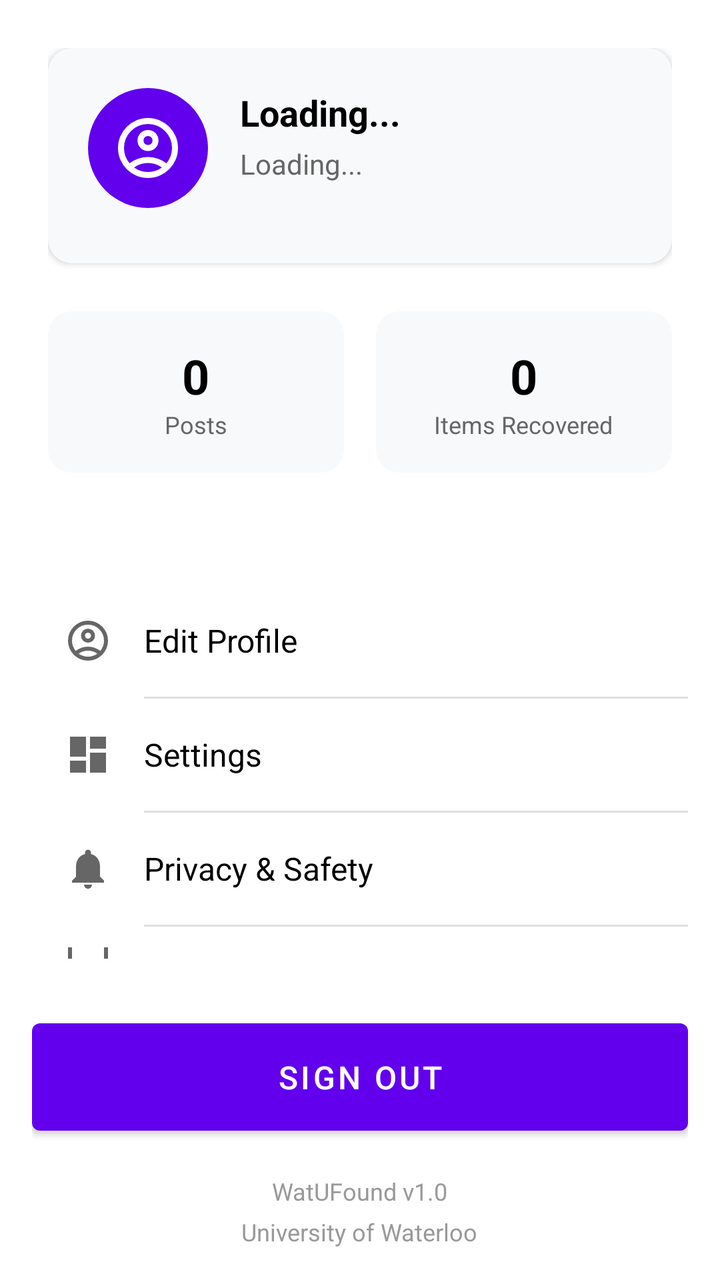
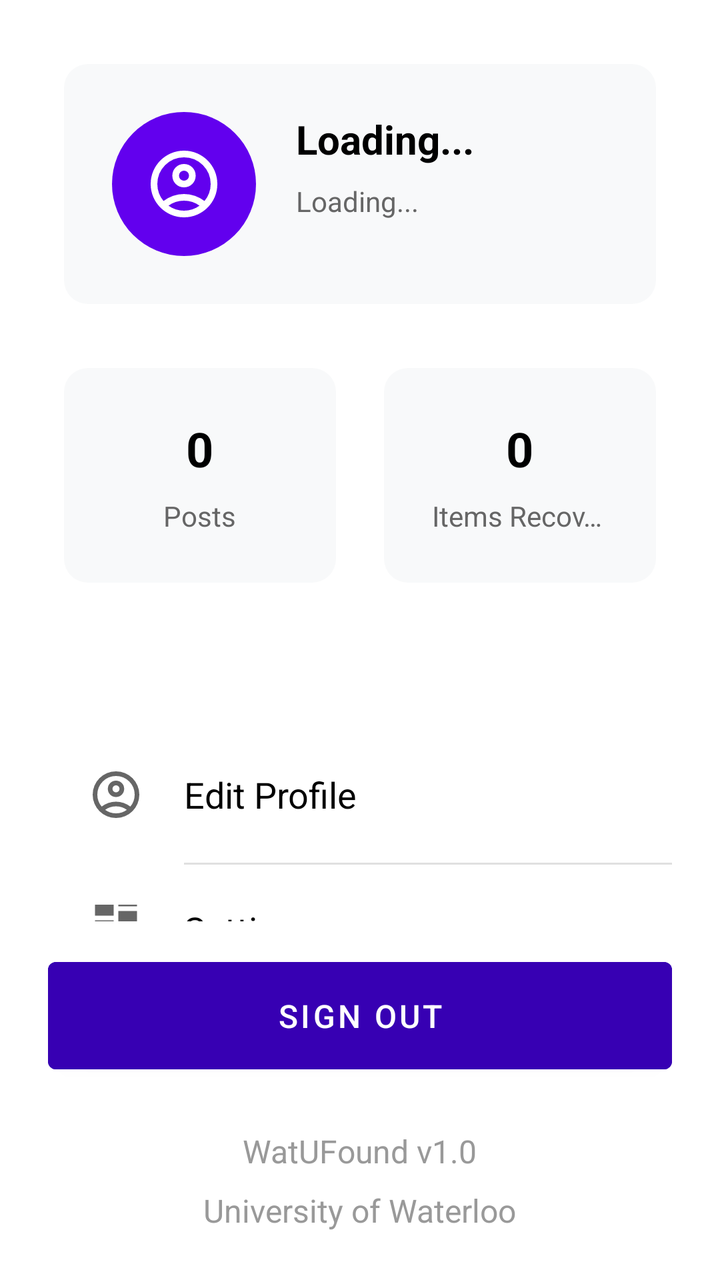

Before-and-after screenshots of an Android layout around one commit, followed by the original layout XML and the change that was made.
<!-- AndroidManifest.xml: application theme Theme.WatUFound -->
<!-- res/layout/fragment_profile.xml -->
<?xml version="1.0" encoding="utf-8"?>
<LinearLayout xmlns:android="http://schemas.android.com/apk/res/android"
    xmlns:app="http://schemas.android.com/apk/res-auto"
    android:layout_width="match_parent"
    android:layout_height="match_parent"
    android:background="#FFFFFF"
    android:orientation="vertical">

    
    <LinearLayout
        android:layout_width="match_parent"
        android:layout_height="wrap_content"
        android:background="#FFFFFF"
        android:gravity="center_horizontal"
        android:orientation="vertical"
        android:padding="24dp">

        
        <LinearLayout
            android:layout_width="match_parent"
            android:layout_height="wrap_content"
            android:background="@drawable/rounded_card_background"
            android:elevation="2dp"
            android:orientation="horizontal"
            android:padding="20dp"
            android:layout_marginBottom="24dp">

            
            <ImageView
                android:layout_width="60dp"
                android:layout_height="60dp"
                android:layout_marginEnd="16dp"
                android:background="@drawable/profile_picture_background"
                android:src="@drawable/ic_person_black_24dp"
                android:padding="12dp"
                app:tint="#FFFFFF" />

            
            <LinearLayout
                android:layout_width="0dp"
                android:layout_height="wrap_content"
                android:layout_weight="1"
                android:orientation="vertical">

                <TextView
                    android:id="@+id/userNameText"
                    android:layout_width="wrap_content"
                    android:layout_height="wrap_content"
                    android:layout_marginBottom="4dp"
                    android:text="Loading..."
                    android:textColor="#000000"
                    android:textSize="18sp"
                    android:textStyle="bold" />

                <TextView
                    android:id="@+id/userEmailText"
                    android:layout_width="wrap_content"
                    android:layout_height="wrap_content"
                    android:layout_marginBottom="4dp"
                    android:text="Loading..."
                    android:textColor="#666666"
                    android:textSize="14sp" />

                <TextView
                    android:layout_width="wrap_content"
                    android:layout_height="wrap_content"
                    android:textColor="#999999"
                    android:textSize="12sp" />

            </LinearLayout>

        </LinearLayout>

        
        <LinearLayout
            android:layout_width="match_parent"
            android:layout_height="wrap_content"
            android:orientation="horizontal"
            android:layout_marginBottom="32dp">

            
            <LinearLayout
                android:layout_width="0dp"
                android:layout_height="wrap_content"
                android:layout_weight="1"
                android:background="@drawable/rounded_card_background"
                android:gravity="center"
                android:orientation="vertical"
                android:padding="16dp"
                android:layout_marginEnd="8dp">

                <TextView
                    android:id="@+id/postsCountText"
                    android:layout_width="wrap_content"
                    android:layout_height="wrap_content"
                    android:text="0"
                    android:textColor="#000000"
                    android:textSize="24sp"
                    android:textStyle="bold" />

                <TextView
                    android:layout_width="wrap_content"
                    android:layout_height="wrap_content"
                    android:text="Posts"
                    android:textColor="#666666"
                    android:textSize="12sp" />

            </LinearLayout>

            
            <LinearLayout
                android:layout_width="0dp"
                android:layout_height="wrap_content"
                android:layout_weight="1"
                android:background="@drawable/rounded_card_background"
                android:gravity="center"
                android:orientation="vertical"
                android:padding="16dp"
                android:layout_marginStart="8dp">

                <TextView
                    android:id="@+id/itemsReturnedText"
                    android:layout_width="wrap_content"
                    android:layout_height="wrap_content"
                    android:text="0"
                    android:textColor="#000000"
                    android:textSize="24sp"
                    android:textStyle="bold" />

                <TextView
                    android:layout_width="wrap_content"
                    android:layout_height="wrap_content"
                    android:text="Items Recovered"
                    android:textColor="#666666"
                    android:textSize="12sp" />

            </LinearLayout>

        </LinearLayout>

        <ProgressBar
            android:id="@+id/loadingIndicator"
            android:layout_width="wrap_content"
            android:layout_height="wrap_content"
            android:visibility="gone" />

    </LinearLayout>

    
    <LinearLayout
        android:layout_width="match_parent"
        android:layout_height="0dp"
        android:layout_weight="1"
        android:orientation="vertical"
        android:paddingHorizontal="16dp">

        
        <LinearLayout
            android:id="@+id/editProfileOption"
            android:layout_width="match_parent"
            android:layout_height="wrap_content"
            android:background="?android:attr/selectableItemBackground"
            android:clickable="true"
            android:focusable="true"
            android:gravity="center_vertical"
            android:orientation="horizontal"
            android:padding="16dp">

            <ImageView
                android:layout_width="24dp"
                android:layout_height="24dp"
                android:layout_marginEnd="16dp"
                android:src="@drawable/ic_person_black_24dp"
                app:tint="#666666" />

            <TextView
                android:layout_width="0dp"
                android:layout_height="wrap_content"
                android:layout_weight="1"
                android:text="Edit Profile"
                android:textColor="#000000"
                android:textSize="16sp" />

        </LinearLayout>

        <View
            android:layout_width="match_parent"
            android:layout_height="1dp"
            android:layout_marginStart="56dp"
            android:background="#E0E0E0" />

        
        <LinearLayout
            android:layout_width="match_parent"
            android:layout_height="wrap_content"
            android:background="?android:attr/selectableItemBackground"
            android:clickable="true"
            android:focusable="true"
            android:gravity="center_vertical"
            android:orientation="horizontal"
            android:padding="16dp">

            <ImageView
                android:layout_width="24dp"
                android:layout_height="24dp"
                android:layout_marginEnd="16dp"
                android:src="@drawable/ic_dashboard_black_24dp"
                app:tint="#666666" />

            <TextView
                android:layout_width="0dp"
                android:layout_height="wrap_content"
                android:layout_weight="1"
                android:text="Settings"
                android:textColor="#000000"
                android:textSize="16sp" />

        </LinearLayout>

        <View
            android:layout_width="match_parent"
            android:layout_height="1dp"
            android:layout_marginStart="56dp"
            android:background="#E0E0E0" />

        
        <LinearLayout
            android:layout_width="match_parent"
            android:layout_height="wrap_content"
            android:background="?android:attr/selectableItemBackground"
            android:clickable="true"
            android:focusable="true"
            android:gravity="center_vertical"
            android:orientation="horizontal"
            android:padding="16dp">

            <ImageView
                android:layout_width="24dp"
                android:layout_height="24dp"
                android:layout_marginEnd="16dp"
                android:src="@drawable/ic_notifications_black_24dp"
                app:tint="#666666" />

            <TextView
                android:layout_width="0dp"
                android:layout_height="wrap_content"
                android:layout_weight="1"
                android:text="Privacy &amp; Safety"
                android:textColor="#000000"
                android:textSize="16sp" />

        </LinearLayout>

        <View
            android:layout_width="match_parent"
            android:layout_height="1dp"
            android:layout_marginStart="56dp"
            android:background="#E0E0E0" />

        
        <LinearLayout
            android:layout_width="match_parent"
            android:layout_height="wrap_content"
            android:background="?android:attr/selectableItemBackground"
            android:clickable="true"
            android:focusable="true"
            android:gravity="center_vertical"
            android:orientation="horizontal"
            android:padding="16dp">

            <ImageView
                android:layout_width="24dp"
                android:layout_height="24dp"
                android:layout_marginEnd="16dp"
                android:src="@drawable/ic_message_black_24dp"
                app:tint="#666666" />

            <TextView
                android:layout_width="0dp"
                android:layout_height="wrap_content"
                android:layout_weight="1"
                android:text="Help &amp; Support"
                android:textColor="#000000"
                android:textSize="16sp" />

        </LinearLayout>

        <View
            android:layout_width="match_parent"
            android:layout_height="1dp"
            android:layout_marginStart="56dp"
            android:background="#E0E0E0" />

    </LinearLayout>

    
    <LinearLayout
        android:layout_width="match_parent"
        android:layout_height="wrap_content"
        android:orientation="vertical"
        android:padding="16dp">

        <Button
            android:id="@+id/signOutButton"
            android:layout_width="match_parent"
            android:layout_height="wrap_content"
            android:layout_marginBottom="16dp"
            android:padding="16dp"
            android:text="SIGN OUT"
            android:textColor="#FFFFFF"
            android:textSize="16sp" />


        
        <LinearLayout
            android:layout_width="match_parent"
            android:layout_height="wrap_content"
            android:gravity="center"
            android:orientation="vertical">

            <TextView
                android:layout_width="wrap_content"
                android:layout_height="wrap_content"
                android:layout_marginBottom="4dp"
                android:text="WatUFound v1.0"
                android:textColor="#999999"
                android:textSize="12sp" />

            <TextView
                android:layout_width="wrap_content"
                android:layout_height="wrap_content"
                android:text="University of Waterloo"
                android:textColor="#999999"
                android:textSize="12sp" />

        </LinearLayout>

    </LinearLayout>

</LinearLayout>
<!-- resources referenced by this layout -->
<resources>
  <!-- drawable ic_dashboard_black_24dp (drawable) -->
  <vector xmlns:android="http://schemas.android.com/apk/res/android"
      android:width="24dp"
      android:height="24dp"
      android:viewportWidth="24.0"
      android:viewportHeight="24.0">
      <path
          android:fillColor="#FF000000"
          android:pathData="M3,13h8L11,3L3,3v10zM3,21h8v-6L3,15v6zM13,21h8L21,11h-8v10zM13,3v6h8L21,3h-8z" />
  </vector>
  <!-- drawable ic_message_black_24dp (drawable) -->
  <vector xmlns:android="http://schemas.android.com/apk/res/android" android:height="24dp" android:tint="#000000" android:viewportHeight="960" android:viewportWidth="960" android:width="24dp">
        
      <path android:fillColor="@android:color/white" android:pathData="M80,880L80,160Q80,127 103.5,103.5Q127,80 160,80L800,80Q833,80 856.5,103.5Q880,127 880,160L880,640Q880,673 856.5,696.5Q833,720 800,720L240,720L80,880ZM206,640L800,640Q800,640 800,640Q800,640 800,640L800,160Q800,160 800,160Q800,160 800,160L160,160Q160,160 160,160Q160,160 160,160L160,685L206,640ZM160,640L160,640L160,160Q160,160 160,160Q160,160 160,160L160,160Q160,160 160,160Q160,160 160,160L160,640Q160,640 160,640Q160,640 160,640Z"/>
      
  </vector>
  <!-- drawable ic_notifications_black_24dp (drawable) -->
  <vector xmlns:android="http://schemas.android.com/apk/res/android"
      android:width="24dp"
      android:height="24dp"
      android:viewportWidth="24.0"
      android:viewportHeight="24.0">
      <path
          android:fillColor="#FF000000"
          android:pathData="M12,22c1.1,0 2,-0.9 2,-2h-4c0,1.1 0.89,2 2,2zM18,16v-5c0,-3.07 -1.64,-5.64 -4.5,-6.32L13.5,4c0,-0.83 -0.67,-1.5 -1.5,-1.5s-1.5,0.67 -1.5,1.5v0.68C7.63,5.36 6,7.92 6,11v5l-2,2v1h16v-1l-2,-2z" />
  </vector>
  <!-- drawable profile_picture_background (drawable) -->
  <?xml version="1.0" encoding="utf-8"?>
  <shape xmlns:android="http://schemas.android.com/apk/res/android"
      android:shape="oval">
      <solid android:color="#6200EE" />
  </shape>
  <!-- drawable rounded_card_background (drawable) -->
  <?xml version="1.0" encoding="utf-8"?>
  <shape xmlns:android="http://schemas.android.com/apk/res/android"
      android:shape="rectangle">
      <solid android:color="#F8F9FA" />
      <corners android:radius="12dp" />
  </shape>
  <style name="Theme.WatUFound" parent="Theme.MaterialComponents.DayNight.NoActionBar">
          
          <item name="colorPrimary">@color/purple_500</item>
          <item name="colorPrimaryVariant">@color/purple_700</item>
          <item name="colorOnPrimary">@color/white</item>
          
          <item name="colorSecondary">@color/teal_200</item>
          <item name="colorSecondaryVariant">@color/teal_700</item>
          <item name="colorOnSecondary">@color/black</item>
          
          <item name="android:statusBarColor">?attr/colorPrimaryVariant</item>
          
      </style>
  <color name="purple_500">#FF6200EE</color>
  <color name="purple_700">#FF3700B3</color>
  <color name="white">#FFFFFFFF</color>
  <color name="teal_200">#FF03DAC5</color>
  <color name="teal_700">#FF018786</color>
  <color name="black">#FF000000</color>
  <!-- unchanged entries left out for length: 1 -->
</resources>

<!-- the commit's change to res/layout/fragment_profile.xml (unified diff, before → after) -->
@@ -13,59 +13,54 @@
         android:background="#FFFFFF"
         android:gravity="center_horizontal"
         android:orientation="vertical"
-        android:padding="24dp">
+        android:padding="32dp">
 
         
         <LinearLayout
             android:layout_width="match_parent"
             android:layout_height="wrap_content"
             android:background="@drawable/rounded_card_background"
-            android:elevation="2dp"
-            android:orientation="horizontal"
-            android:padding="20dp"
-            android:layout_marginBottom="24dp">
+            android:orientation="horizontal"
+            android:padding="24dp"
+            android:layout_marginBottom="32dp">
 
             
             <ImageView
-                android:layout_width="60dp"
-                android:layout_height="60dp"
-                android:layout_marginEnd="16dp"
+                android:layout_width="72dp"
+                android:layout_height="72dp"
+                android:layout_marginEnd="20dp"
                 android:background="@drawable/profile_picture_background"
                 android:src="@drawable/ic_person_black_24dp"
-                android:padding="12dp"
-                app:tint="#FFFFFF" />
+                android:padding="16dp"
+                app:tint="@color/white" />
 
             
             <LinearLayout
                 android:layout_width="0dp"
                 android:layout_height="wrap_content"
                 android:layout_weight="1"
-                android:orientation="vertical">
+                android:orientation="vertical"
+                android:gravity="center_vertical">
 
                 <TextView
                     android:id="@+id/userNameText"
                     android:layout_width="wrap_content"
                     android:layout_height="wrap_content"
-                    android:layout_marginBottom="4dp"
+                    android:layout_marginBottom="8dp"
                     android:text="Loading..."
                     android:textColor="#000000"
-                    android:textSize="18sp"
+                    android:textSize="20sp"
                     android:textStyle="bold" />
 
                 <TextView
                     android:id="@+id/userEmailText"
                     android:layout_width="wrap_content"
                     android:layout_height="wrap_content"
-                    android:layout_marginBottom="4dp"
                     android:text="Loading..."
                     android:textColor="#666666"
-                    android:textSize="14sp" />
-
-                <TextView
-                    android:layout_width="wrap_content"
-                    android:layout_height="wrap_content"
-                    android:textColor="#999999"
-                    android:textSize="12sp" />
+                    android:textSize="14sp"
+                    android:singleLine="true"
+                    android:ellipsize="end" />
 
             </LinearLayout>
 
@@ -76,7 +71,7 @@
             android:layout_width="match_parent"
             android:layout_height="wrap_content"
             android:orientation="horizontal"
-            android:layout_marginBottom="32dp">
+            android:layout_marginBottom="40dp">
 
             
             <LinearLayout
@@ -86,13 +81,14 @@
                 android:background="@drawable/rounded_card_background"
                 android:gravity="center"
                 android:orientation="vertical"
-                android:padding="16dp"
-                android:layout_marginEnd="8dp">
+                android:padding="24dp"
+                android:layout_marginEnd="12dp">
 
                 <TextView
                     android:id="@+id/postsCountText"
                     android:layout_width="wrap_content"
                     android:layout_height="wrap_content"
+                    android:layout_marginBottom="8dp"
                     android:text="0"
                     android:textColor="#000000"
                     android:textSize="24sp"
@@ -103,7 +99,7 @@
                     android:layout_height="wrap_content"
                     android:text="Posts"
                     android:textColor="#666666"
-                    android:textSize="12sp" />
+                    android:textSize="14sp" />
 
             </LinearLayout>
 
@@ -115,13 +111,14 @@
                 android:background="@drawable/rounded_card_background"
                 android:gravity="center"
                 android:orientation="vertical"
-                android:padding="16dp"
-                android:layout_marginStart="8dp">
+                android:padding="24dp"
+                android:layout_marginStart="12dp">
 
                 <TextView
                     android:id="@+id/itemsReturnedText"
                     android:layout_width="wrap_content"
                     android:layout_height="wrap_content"
+                    android:layout_marginBottom="8dp"
                     android:text="0"
                     android:textColor="#000000"
                     android:textSize="24sp"
@@ -132,7 +129,9 @@
                     android:layout_height="wrap_content"
                     android:text="Items Recovered"
                     android:textColor="#666666"
-                    android:textSize="12sp" />
+                    android:textSize="14sp"
+                    android:singleLine="true"
+                    android:ellipsize="end" />
 
             </LinearLayout>
 
@@ -152,7 +151,7 @@
         android:layout_height="0dp"
         android:layout_weight="1"
         android:orientation="vertical"
-        android:paddingHorizontal="16dp">
+        android:paddingHorizontal="24dp">
 
         
         <LinearLayout
@@ -164,12 +163,12 @@
             android:focusable="true"
             android:gravity="center_vertical"
             android:orientation="horizontal"
-            android:padding="16dp">
-
-            <ImageView
-                android:layout_width="24dp"
-                android:layout_height="24dp"
-                android:layout_marginEnd="16dp"
+            android:padding="20dp">
+
+            <ImageView
+                android:layout_width="28dp"
+                android:layout_height="28dp"
+                android:layout_marginEnd="20dp"
                 android:src="@drawable/ic_person_black_24dp"
                 app:tint="#666666" />
 
@@ -179,14 +178,14 @@
                 android:layout_weight="1"
                 android:text="Edit Profile"
                 android:textColor="#000000"
-                android:textSize="16sp" />
+                android:textSize="18sp" />
 
         </LinearLayout>
 
         <View
             android:layout_width="match_parent"
             android:layout_height="1dp"
-            android:layout_marginStart="56dp"
+            android:layout_marginStart="68dp"
             android:background="#E0E0E0" />
 
         
@@ -198,12 +197,12 @@
             android:focusable="true"
             android:gravity="center_vertical"
             android:orientation="horizontal"
-            android:padding="16dp">
-
-            <ImageView
-                android:layout_width="24dp"
-                android:layout_height="24dp"
-                android:layout_marginEnd="16dp"
+            android:padding="20dp">
+
+            <ImageView
+                android:layout_width="28dp"
+                android:layout_height="28dp"
+                android:layout_marginEnd="20dp"
                 android:src="@drawable/ic_dashboard_black_24dp"
                 app:tint="#666666" />
 
@@ -213,14 +212,14 @@
                 android:layout_weight="1"
                 android:text="Settings"
                 android:textColor="#000000"
-                android:textSize="16sp" />
+                android:textSize="18sp" />
 
         </LinearLayout>
 
         <View
             android:layout_width="match_parent"
             android:layout_height="1dp"
-            android:layout_marginStart="56dp"
+            android:layout_marginStart="68dp"
             android:background="#E0E0E0" />
 
         
@@ -232,12 +231,12 @@
             android:focusable="true"
             android:gravity="center_vertical"
             android:orientation="horizontal"
-            android:padding="16dp">
-
-            <ImageView
-                android:layout_width="24dp"
-                android:layout_height="24dp"
-                android:layout_marginEnd="16dp"
+            android:padding="20dp">
+
+            <ImageView
+                android:layout_width="28dp"
+                android:layout_height="28dp"
+                android:layout_marginEnd="20dp"
                 android:src="@drawable/ic_notifications_black_24dp"
                 app:tint="#666666" />
 
@@ -247,14 +246,14 @@
                 android:layout_weight="1"
                 android:text="Privacy &amp; Safety"
                 android:textColor="#000000"
-                android:textSize="16sp" />
+                android:textSize="18sp" />
 
         </LinearLayout>
 
         <View
             android:layout_width="match_parent"
             android:layout_height="1dp"
-            android:layout_marginStart="56dp"
+            android:layout_marginStart="68dp"
             android:background="#E0E0E0" />
 
         
@@ -266,12 +265,12 @@
             android:focusable="true"
             android:gravity="center_vertical"
             android:orientation="horizontal"
-            android:padding="16dp">
-
-            <ImageView
-                android:layout_width="24dp"
-                android:layout_height="24dp"
-                android:layout_marginEnd="16dp"
+            android:padding="20dp">
+
+            <ImageView
+                android:layout_width="28dp"
+                android:layout_height="28dp"
+                android:layout_marginEnd="20dp"
                 android:src="@drawable/ic_message_black_24dp"
                 app:tint="#666666" />
 
@@ -281,14 +280,14 @@
                 android:layout_weight="1"
                 android:text="Help &amp; Support"
                 android:textColor="#000000"
-                android:textSize="16sp" />
+                android:textSize="18sp" />
 
         </LinearLayout>
 
         <View
             android:layout_width="match_parent"
             android:layout_height="1dp"
-            android:layout_marginStart="56dp"
+            android:layout_marginStart="68dp"
             android:background="#E0E0E0" />
 
     </LinearLayout>
@@ -298,18 +297,19 @@
         android:layout_width="match_parent"
         android:layout_height="wrap_content"
         android:orientation="vertical"
-        android:padding="16dp">
+        android:padding="24dp"
+        android:layout_marginTop="-30dp">
 
         <Button
             android:id="@+id/signOutButton"
             android:layout_width="match_parent"
             android:layout_height="wrap_content"
-            android:layout_marginBottom="16dp"
+            android:layout_marginBottom="24dp"
             android:padding="16dp"
             android:text="SIGN OUT"
             android:textColor="#FFFFFF"
-            android:textSize="16sp" />
-
+            android:textSize="16sp"
+            android:backgroundTint="@color/purple_500" />
 
         
         <LinearLayout
@@ -321,17 +321,17 @@
             <TextView
                 android:layout_width="wrap_content"
                 android:layout_height="wrap_content"
-                android:layout_marginBottom="4dp"
+                android:layout_marginBottom="8dp"
                 android:text="WatUFound v1.0"
                 android:textColor="#999999"
-                android:textSize="12sp" />
+                android:textSize="16sp" />
 
             <TextView
                 android:layout_width="wrap_content"
                 android:layout_height="wrap_content"
                 android:text="University of Waterloo"
                 android:textColor="#999999"
-                android:textSize="12sp" />
+                android:textSize="16sp" />
 
         </LinearLayout>
 
<!-- resource entries referenced after the edit -->
@@ -52,7 +52,7 @@
           <item name="android:statusBarColor">?attr/colorPrimaryVariant</item>
           
       </style>
-  <color name="purple_500">#FF6200EE</color>
+  <color name="purple_500">#3700b3</color>
   <color name="purple_700">#FF3700B3</color>
   <color name="white">#FFFFFFFF</color>
   <color name="teal_200">#FF03DAC5</color>
